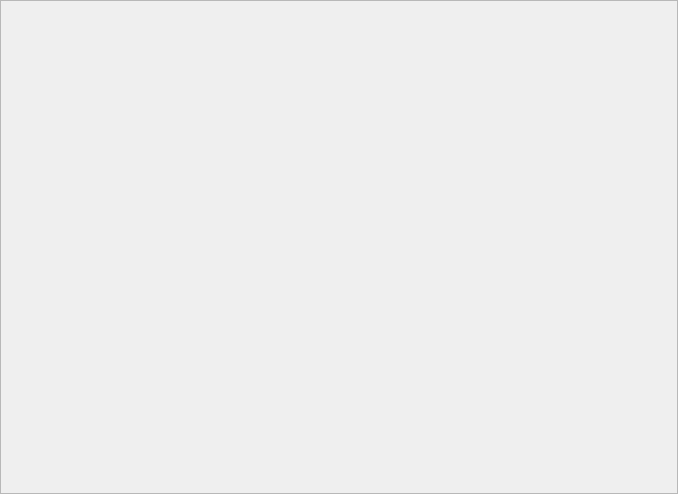
First picture: the form in MyPDF/formpdf.ui, repository Godones/QT-Application, before the edit.
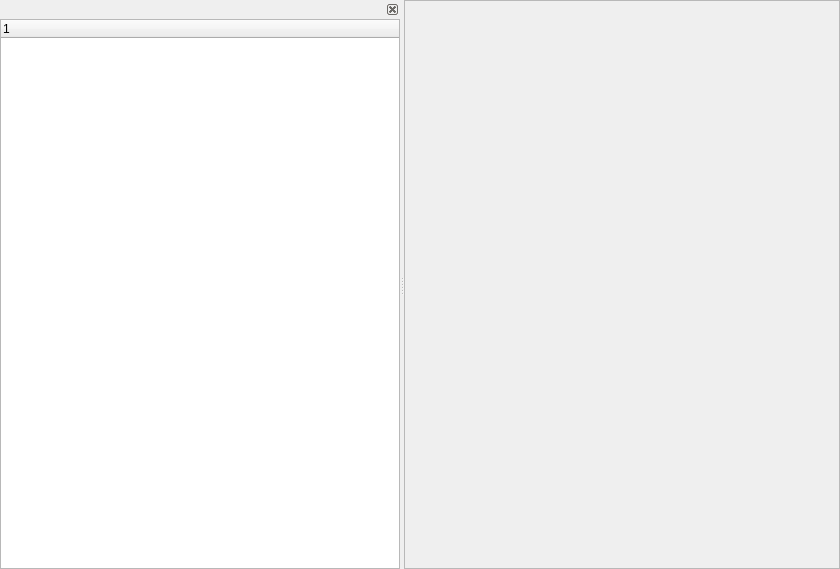
Second picture: the form after the edit.

Patch:
```diff
--- a/MyPDF/formpdf.ui
+++ b/MyPDF/formpdf.ui
@@ -6,8 +6,8 @@
    <rect>
     <x>0</x>
     <y>0</y>
-    <width>678</width>
-    <height>494</height>
+    <width>840</width>
+    <height>569</height>
    </rect>
   </property>
   <property name="font">
@@ -19,7 +19,7 @@
   <property name="windowTitle">
    <string>Form</string>
   </property>
-  <layout class="QHBoxLayout" name="horizontalLayout">
+  <layout class="QHBoxLayout" name="horizontalLayout_4">
    <property name="spacing">
     <number>0</number>
    </property>
@@ -36,6 +36,79 @@
     <number>0</number>
    </property>
    <item>
+    <widget class="QSplitter" name="splitter">
+     <property name="sizePolicy">
+      <sizepolicy hsizetype="Preferred" vsizetype="Preferred">
+       <horstretch>0</horstretch>
+       <verstretch>0</verstretch>
+      </sizepolicy>
+     </property>
+     <property name="orientation">
+      <enum>Qt::Horizontal</enum>
+     </property>
+     <widget class="QDockWidget" name="dockWidget">
+      <property name="maximumSize">
+       <size>
+        <width>400</width>
+        <height>524287</height>
+       </size>
+      </property>
+      <property name="features">
+       <set>QDockWidget::DockWidgetClosable</set>
+      </property>
+      <property name="allowedAreas">
+       <set>Qt::LeftDockWidgetArea</set>
+      </property>
+      <widget class="QWidget" name="dockWidgetContents_2">
+       <layout class="QHBoxLayout" name="horizontalLayout_3">
+        <property name="spacing">
+         <number>0</number>
+        </property>
+        <property name="leftMargin">
+         <number>0</number>
+        </property>
+        <property name="topMargin">
+         <number>0</number>
+        </property>
+        <property name="rightMargin">
+         <number>0</number>
+        </property>
+        <property name="bottomMargin">
+         <number>0</number>
+        </property>
+        <item>
+         <widget class="QWidget" name="widget" native="true">
+          <layout class="QHBoxLayout" name="horizontalLayout_2">
+           <property name="spacing">
+            <number>0</number>
+           </property>
+           <property name="leftMargin">
+            <number>0</number>
+           </property>
+           <property name="topMargin">
+            <number>0</number>
+           </property>
+           <property name="rightMargin">
+            <number>0</number>
+           </property>
+           <property name="bottomMargin">
+            <number>0</number>
+           </property>
+           <item>
+            <widget class="QTreeWidget" name="treeWidget">
+             <column>
+              <property name="text">
+               <string notr="true">1</string>
+              </property>
+             </column>
+            </widget>
+           </item>
+          </layout>
+         </widget>
+        </item>
+       </layout>
+      </widget>
+     </widget>
     <widget class="QScrollArea" name="scrollArea">
      <property name="widgetResizable">
       <bool>true</bool>
@@ -45,29 +118,11 @@
        <rect>
         <x>0</x>
         <y>0</y>
-        <width>676</width>
-        <height>492</height>
-       </rect>
-      </property>
-      <layout class="QHBoxLayout" name="horizontalLayout_2">
-       <property name="spacing">
-        <number>0</number>
-       </property>
-       <property name="leftMargin">
-        <number>0</number>
-       </property>
-       <property name="topMargin">
-        <number>0</number>
-       </property>
-       <property name="rightMargin">
-        <number>0</number>
-       </property>
-       <property name="bottomMargin">
-        <number>0</number>
-       </property>
-       <item>
-        <widget class="QWidget" name="widget" native="true">
-         <layout class="QHBoxLayout" name="horizontalLayout_3">
+         <width>432</width>
+         <height>567</height>
+        </rect>
+       </property>
+       <layout class="QHBoxLayout" name="horizontalLayout">
           <property name="spacing">
            <number>0</number>
           </property>
@@ -85,14 +140,6 @@
           </property>
           <item>
            <widget class="QLabel" name="label">
-            <property name="font">
-             <font>
-              <weight>50</weight>
-              <italic>false</italic>
-              <bold>false</bold>
-              <underline>false</underline>
-             </font>
-            </property>
             <property name="text">
              <string/>
             </property>
@@ -100,8 +147,6 @@
           </item>
          </layout>
         </widget>
-       </item>
-      </layout>
      </widget>
     </widget>
    </item>
```
Lines whose indentation alone changed are shown as unchanged.
